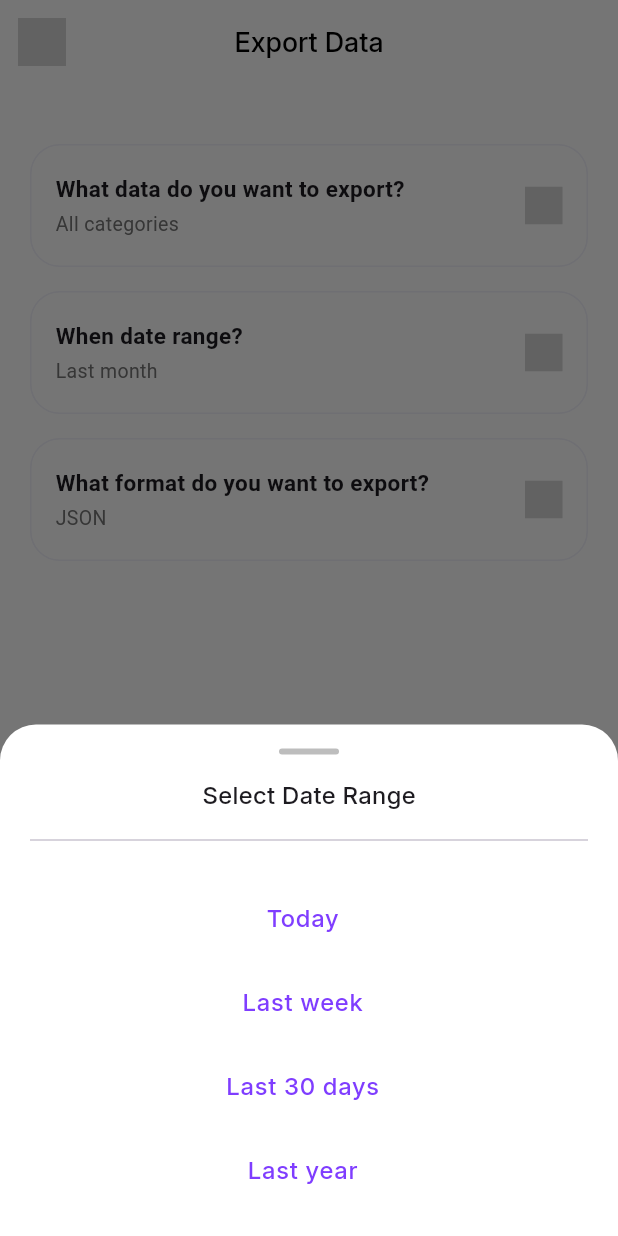
After one commit to AminB-1104/send_snap, a Flutter app: the ExportDataPage screen opened by its route, after a tap on "When date range?", on a phone screen of 412 x 824 dp. The commit adds this screen. Run offline on Flutter 3.47's test engine with Material 3 defaults, Android fonts, the phone set to English and light mode, and no system bars; our stand-ins replace fl_chart, flutter_svg, go_router, hive, hive_flutter, image_picker and 1 more; missing offline and left inert: google_mlkit_text_recognition; accounts and stored records are empty.

Commit message:
added export data page (without functionality) and changed it according to figma design, tried to build the apk but failed

```diff
--- a/lib/Services/hive_service.dart
+++ b/lib/Services/hive_service.dart
@@ -18,6 +18,7 @@ class HiveService {
     Hive.registerAdapter(ExpenseModelAdapter());
     Hive.registerAdapter(CategoryModelAdapter());
     Hive.registerAdapter(ItemsModelAdapter());
+
 
     _expenseBox = await Hive.openBox<ExpenseModel>('expenses');
     _categoryBox = await Hive.openBox<CategoryModel>('categories');
--- a/lib/UI/Components/dashboard_card.dart
+++ b/lib/UI/Components/dashboard_card.dart
@@ -101,7 +101,7 @@ class DashboardCard extends StatelessWidget {
                               ),
                             ),
                             Text(
-                              '\$${income}',
+                              '\$$income',
                               style: const TextStyle(
                                 fontFamily: 'Inter',
                                 color: Colors.white,
--- a/lib/UI/Screens/all_transactions.dart
+++ b/lib/UI/Screens/all_transactions.dart
@@ -490,7 +490,7 @@ class _TransactionsState extends State<Transactions> {
                   borderRadius: BorderRadius.circular(12),
                   child: Image.file(
                     File(expense.imagepath),
-                    height: 150,
+                    height: 400,
                     width: double.infinity,
                     fit: BoxFit.cover,
                   ),
--- /dev/null
+++ b/lib/UI/Screens/export_data.dart
@@ -0,0 +1,424 @@
+import 'package:flutter/material.dart';
+import 'package:flutter_svg/svg.dart';
+import 'package:hive/hive.dart';
+import 'package:send_snap/Data/Models/category_model.dart';
+
+class ExportDataPage extends StatefulWidget {
+  const ExportDataPage({super.key});
+
+  @override
+  State<ExportDataPage> createState() => _ExportDataPageState();
+}
+
+class _ExportDataPageState extends State<ExportDataPage> {
+  String? selectedCategoriesText = 'All categories';
+  String? selectedDateRange = 'Last month';
+  String? selectedFormat = 'JSON';
+
+  late Future<Box<CategoryModel>> _categoryBoxFuture;
+
+  @override
+  void initState() {
+    super.initState();
+    _categoryBoxFuture = _openBox();
+  }
+
+  Future<Box<CategoryModel>> _openBox() async {
+    // if already open, just return it
+    if (Hive.isBoxOpen('categories')) {
+      return Hive.box<CategoryModel>('categories');
+    }
+    return await Hive.openBox<CategoryModel>('categories');
+  }
+
+  @override
+  Widget build(BuildContext context) {
+    return FutureBuilder<Box<CategoryModel>>(
+      future: _categoryBoxFuture,
+      builder: (context, snapshot) {
+        if (!snapshot.hasData) {
+          return const Scaffold(
+            body: Center(child: CircularProgressIndicator()),
+          );
+        }
+        final categoryBox = snapshot.data!;
+        return Scaffold(
+          backgroundColor: Colors.white,
+          appBar: AppBar(
+            centerTitle: true,
+            backgroundColor: Colors.white,
+            leading: Container(
+              padding: const EdgeInsets.all(12),
+              child: SvgPicture.asset(
+                'assets/icons/arrow-left.svg',
+                colorFilter: ColorFilter.mode(Colors.black, BlendMode.srcIn),
+                width: 32,
+                height: 32,
+              ),
+            ),
+            title: const Text(
+              'Export Data',
+              style: TextStyle(
+                fontFamily: 'Inter',
+                fontSize: 18,
+                color: Colors.black,
+                fontWeight: FontWeight.w600,
+              ),
+            ),
+          ),
+          body: Padding(
+            padding: const EdgeInsets.all(20.0),
+            child: Column(
+              crossAxisAlignment: CrossAxisAlignment.start,
+              children: [
+                const SizedBox(height: 20),
+                _buildOptionCard(
+                  title: 'What data do you want to export?',
+                  subtitle: selectedCategoriesText!,
+                  onTap: () => _openCategorySelector(categoryBox),
+                ),
+                const SizedBox(height: 16),
+                _buildOptionCard(
+                  title: 'When date range?',
+                  subtitle: selectedDateRange!,
+                  onTap: _openDateRangeSelector,
+                ),
+                const SizedBox(height: 16),
+                _buildOptionCard(
+                  title: 'What format do you want to export?',
+                  subtitle: selectedFormat!,
+                  onTap: _openFormatSelector,
+                ),
+                const Spacer(),
+                SizedBox(
+                  width: double.infinity,
+                  child: ElevatedButton(
+                    onPressed: null, // export functionality later
+                    style: ElevatedButton.styleFrom(
+                      backgroundColor: Colors.deepPurple,
+                      padding: const EdgeInsets.symmetric(vertical: 16),
+                      shape: RoundedRectangleBorder(
+                        borderRadius: BorderRadius.circular(12),
+                      ),
+                    ),
+                    child: const Text(
+                      'Export Data',
+                      style: TextStyle(color: Colors.white, fontSize: 16),
+                    ),
+                  ),
+                ),
+              ],
+            ),
+          ),
+        );
+      },
+    );
+  }
+
+  Widget _buildOptionCard({
+    required String title,
+    required String subtitle,
+    required VoidCallback onTap,
+  }) {
+    return GestureDetector(
+      onTap: onTap,
+      child: Container(
+        width: double.infinity,
+        padding: const EdgeInsets.symmetric(horizontal: 16, vertical: 18),
+
+        decoration: BoxDecoration(
+          color: Colors.white,
+          borderRadius: BorderRadius.circular(20),
+          border: Border.all(color: Color(0xFFF1F1FA)),
+          // border: Border.all(),
+        ),
+        child: Row(
+          mainAxisAlignment: MainAxisAlignment.spaceBetween,
+          children: [
+            Expanded(
+              child: Column(
+                crossAxisAlignment: CrossAxisAlignment.start,
+                children: [
+                  Text(
+                    title,
+                    style: const TextStyle(
+                      fontWeight: FontWeight.bold,
+                      fontSize: 15,
+                    ),
+                  ),
+                  const SizedBox(height: 4),
+                  Text(
+                    subtitle,
+                    style: TextStyle(color: Colors.grey[600], fontSize: 13),
+                  ),
+                ],
+              ),
+            ),
+            SizedBox(
+              width: 25,
+              height: 25,
+              child: SvgPicture.asset('assets/icons/arrow-down-2.svg'),
+            ),
+          ],
+        ),
+      ),
+    );
+  }
+
+  // --- Category Selector Modal ---
+  void _openCategorySelector(Box<CategoryModel> categoryBox) async {
+    await showModalBottomSheet(
+      context: context,
+      backgroundColor: Colors.white,
+      shape: const RoundedRectangleBorder(
+        borderRadius: BorderRadius.vertical(top: Radius.circular(24)),
+      ),
+      builder: (context) {
+        final categories = categoryBox.values.toList();
+
+        return Padding(
+          padding: EdgeInsets.only(
+            bottom: MediaQuery.of(context).viewInsets.bottom,
+            left: 20,
+            right: 20,
+            top: 16,
+          ),
+          child: Column(
+            mainAxisSize: MainAxisSize.min,
+            children: [
+              // Handle Bar
+              Container(
+                width: 40,
+                height: 4,
+                decoration: BoxDecoration(
+                  color: Colors.grey[400],
+                  borderRadius: BorderRadius.circular(10),
+                ),
+              ),
+              const SizedBox(height: 16),
+              SizedBox(
+                height: 400,
+                child: Column(
+                  children: [
+                    const SizedBox(height: 16),
+                    const Text(
+                      'Select Categories',
+                      style: TextStyle(
+                        fontWeight: FontWeight.w600,
+                        fontSize: 16,
+                      ),
+                    ),
+                    const SizedBox(height: 10),
+                    const Divider(),
+                    const SizedBox(height: 16),
+                    Expanded(
+                      child: ListView(
+                        children: [
+                          ListTile(
+                            leading: Container(
+                              padding: const EdgeInsets.all(8),
+                              width: 40,
+                              height: 40,
+                              decoration: BoxDecoration(
+                                borderRadius: BorderRadius.circular(12),
+                                color: Color(
+                                  0xFF2CFF05,
+                                ).withValues(alpha: 0.15),
+                              ),
+                              child: SvgPicture.asset(
+                                'assets/icons/add.svg',
+                                colorFilter: ColorFilter.mode(
+                                  Colors.green,
+                                  BlendMode.srcIn,
+                                ),
+                              ),
+                            ),
+                            title: const Text(
+                              'All Categories',
+                              style: TextStyle(
+                                color: Colors.green,
+                                fontFamily: 'Inter',
+                                fontSize: 16,
+                                fontWeight: FontWeight.w500,
+                              ),
+                            ),
+                            onTap: () {
+                              setState(
+                                () => selectedCategoriesText = 'All categories',
+                              );
+                              Navigator.pop(context);
+                            },
+                          ),
+                          for (final cat in categories)
+                            ListTile(
+                              leading: Container(
+                                padding: const EdgeInsets.all(8),
+                                width: 40,
+                                height: 40,
+                                decoration: BoxDecoration(
+                                  borderRadius: BorderRadius.circular(12),
+                                  color: cat.color.withValues(alpha: 0.15),
+                                ),
+                                child: SvgPicture.asset(
+                                  cat.iconsvg,
+                                  colorFilter: ColorFilter.mode(
+                                    cat.color,
+                                    BlendMode.srcIn,
+                                  ),
+                                ),
+                              ),
+                              title: Text(
+                                cat.name,
+                                style: TextStyle(
+                                  color: cat.color,
+                                  fontFamily: 'Inter',
+                                  fontSize: 16,
+                                  fontWeight: FontWeight.w500,
+                                ),
+                              ),
+                              onTap: () {
+                                setState(
+                                  () => selectedCategoriesText = cat.name,
+                                );
+                                Navigator.pop(context);
+                              },
+                            ),
+                        ],
+                      ),
+                    ),
+                  ],
+                ),
+              ),
+            ],
+          ),
+        );
+      },
+    );
+  }
+
+  // --- Date Range Selector Modal ---
+  void _openDateRangeSelector() async {
+    await showModalBottomSheet(
+      context: context,
+      backgroundColor: Colors.white,
+      shape: const RoundedRectangleBorder(
+        borderRadius: BorderRadius.vertical(top: Radius.circular(24)),
+      ),
+      builder: (context) {
+        return Padding(
+          padding: EdgeInsets.only(
+            bottom: MediaQuery.of(context).viewInsets.bottom,
+            left: 20,
+            right: 20,
+            top: 16,
+          ),
+          child: Column(
+            mainAxisSize: MainAxisSize.min,
+            children: [
+              // Handle Bar
+              Container(
+                width: 40,
+                height: 4,
+                decoration: BoxDecoration(
+                  color: Colors.grey[400],
+                  borderRadius: BorderRadius.circular(10),
+                ),
+              ),
+              const SizedBox(height: 16),
+              const Text(
+                'Select Date Range',
+                style: TextStyle(
+                  fontFamily: 'Inter',
+                  fontWeight: FontWeight.w600,
+                  fontSize: 16,
+                ),
+              ),
+              const SizedBox(height: 10),
+              const Divider(),
+              const SizedBox(height: 16),
+              _dateOption('Today'),
+              _dateOption('Last week'),
+              _dateOption('Last 30 days'),
+              _dateOption('Last year'),
+              const SizedBox(height: 16),
+            ],
+          ),
+        );
+      },
+    );
+  }
+
+  Widget _dateOption(String label) {
+    return ListTile(
+      title: Text(
+        label,
+        textAlign: TextAlign.center,
+        style: TextStyle(
+          color: Color(0xff7F3DFF),
+          fontFamily: 'Inter',
+          fontSize: 16,
+          fontWeight: FontWeight.w500,
+        ),
+      ),
+      onTap: () {
+        setState(() => selectedDateRange = label);
+        Navigator.pop(context);
+      },
+    );
+  }
+
+  // --- Format Selector Modal ---
+  void _openFormatSelector() async {
+    await showModalBottomSheet(
+      context: context,
+      backgroundColor: Colors.white,
+      shape: const RoundedRectangleBorder(
+        borderRadius: BorderRadius.vertical(top: Radius.circular(24)),
+      ),
+      builder: (context) {
+        return Padding(
+          padding: EdgeInsets.only(
+            bottom: MediaQuery.of(context).viewInsets.bottom,
+            left: 20,
+            right: 20,
+            top: 16,
+          ),
+          child: Column(
+            mainAxisSize: MainAxisSize.min,
+            children: [
+              // Handle Bar
+              Container(
+                width: 40,
+                height: 4,
+                decoration: BoxDecoration(
+                  color: Colors.grey[400],
+                  borderRadius: BorderRadius.circular(10),
+                ),
+              ),
+              const SizedBox(height: 16),
+              const Text(
+                'Select Export Format',
+                style: TextStyle(
+                  fontFamily: 'Inter',
+                  fontWeight: FontWeight.w600,
+                  fontSize: 16,
+                ),
+              ),
+              const SizedBox(height: 10),
+              const Divider(),
+              const SizedBox(height: 16),
+              ListTile(
+                title: const Text('JSON'),
+                onTap: () {
+                  setState(() => selectedFormat = 'JSON');
+                  Navigator.pop(context);
+                },
+              ),
+              const SizedBox(height: 16),
+            ],
+          ),
+        );
+      },
+    );
+  }
+}
--- a/lib/UI/Screens/home_page.dart
+++ b/lib/UI/Screens/home_page.dart
@@ -26,7 +26,7 @@ class HomePage extends StatefulWidget {
 class _HomePageState extends State<HomePage> {
   CategoryModel? selectedCategory;
   int selectedMonth = DateTime.now().month;
-  String selectedFilter = 'Today'; // default selected chip
+  String selectedFilter = 'Today'; //default filter
 
   void _onMonthChanged(int month) {
     setState(() => selectedMonth = month);
@@ -130,12 +130,12 @@ class _HomePageState extends State<HomePage> {
               animSpeedFactor: 3,
               child: CustomScrollView(
                 slivers: [
-                  // --- DASHBOARD CARD ---
+                  // DASHBOARD CARD
                   SliverToBoxAdapter(
                     child: DashboardCard(expenses: allExpenses),
                   ),
 
-                  // --- EXPENSE LINE CHART ---
+                  // EXPENSE LINE CHART
                   SliverToBoxAdapter(
                     child: ExpenseLineChart(
                       expenses: allExpenses, // pass ALL expenses
@@ -144,7 +144,7 @@ class _HomePageState extends State<HomePage> {
                   ),
                   SliverToBoxAdapter(child: const SizedBox(height: 40)),
 
-                  // --- FILTER SELECTOR (chips) ---
+                  // FILTER SELECTOR (chips)
                   SliverToBoxAdapter(
                     child: SizedBox(
                       height: 60,
@@ -155,7 +155,7 @@ class _HomePageState extends State<HomePage> {
                     ),
                   ),
 
-                  // --- RECENT TRANSACTIONS TITLE ---
+                  // RECENT TRANSACTIONS TITLE
                   SliverToBoxAdapter(
                     child: Padding(
                       padding: const EdgeInsets.symmetric(
--- a/lib/UI/Screens/profile.dart
+++ b/lib/UI/Screens/profile.dart
@@ -42,13 +42,15 @@ class ProfilePage extends StatelessWidget {
             padding: const EdgeInsets.symmetric(horizontal: 20, vertical: 24),
             child: Column(
               children: [
-                // Profile avatar + name + email
+                // Profile avatar
                 CircleAvatar(
                   radius: 48,
                   backgroundColor: purple.withValues(alpha: 0.1),
                   backgroundImage: const AssetImage('assets/images/avatar.png'),
                 ),
                 const SizedBox(height: 12),
+
+                // name
                 const Text(
                   'John Doe',
                   style: TextStyle(
@@ -59,6 +61,8 @@ class ProfilePage extends StatelessWidget {
                   ),
                 ),
                 const SizedBox(height: 4),
+
+                //email
                 Text(
                   'johndoe@example.com',
                   style: TextStyle(
@@ -70,7 +74,7 @@ class ProfilePage extends StatelessWidget {
                 ),
                 const SizedBox(height: 32),
 
-                // Section: Account Settings
+                // buttons
                 const SizedBox(height: 20),
                 _buildListTile(
                   icon: 'assets/icons/settings.svg',
@@ -84,22 +88,19 @@ class ProfilePage extends StatelessWidget {
                   onTap: () {},
                 ),
 
-                // const SizedBox(height: 32),
-
-                // Section: Support
                 const SizedBox(height: 20),
                 _buildListTile(
                   icon: 'assets/icons/upload.svg',
                   label: 'Export Data',
-                  onTap: () {},
+                  onTap: () {
+                    context.pushNamed('/export');
+                  },
                 ),
                 const SizedBox(height: 20),
                 _buildListTile(
                   icon: 'assets/icons/logout.svg',
                   label: 'Log Out',
-                  onTap: () {
-                    // log out logic
-                  },
+                  onTap: () {},
                 ),
 
                 const SizedBox(height: 40),
@@ -153,7 +154,7 @@ class ProfilePage extends StatelessWidget {
             Container(
               height: 50,
               width: 50,
-              padding: const EdgeInsets.all(13 ),
+              padding: const EdgeInsets.all(13),
               decoration: BoxDecoration(
                 color: Color(0xffEEE5FF),
                 borderRadius: BorderRadius.circular(16),
--- a/lib/main.dart
+++ b/lib/main.dart
@@ -4,6 +4,7 @@ import 'package:send_snap/Services/hive_service.dart';
 import 'package:send_snap/UI/Screens/add_expenses.dart';
 import 'package:send_snap/UI/Screens/all_transactions.dart';
 import 'package:send_snap/UI/Screens/budget.dart';
+import 'package:send_snap/UI/Screens/export_data.dart';
 import 'package:send_snap/UI/Screens/home_page.dart';
 import 'package:send_snap/UI/Screens/profile.dart';
 import 'package:send_snap/UI/Screens/splash_screen.dart';
@@ -46,20 +47,6 @@ final GoRouter _router = GoRouter(
         return const HomePage();
       },
     ),
-    // GoRoute(
-    //   name: '/imagegallery',
-    //   path: '/imagegallery',
-    //   builder: (BuildContext context, GoRouterState state) {
-    //     return const ImagePickerGallery();
-    //   },
-    // ),
-    // GoRoute(
-    //   name: '/imagecamera',
-    //   path: '/imagecamera',
-    //   builder: (BuildContext context, GoRouterState state) {
-    //     return const ImagePickerCamera();
-    //   },
-    // ),
     GoRoute(
       name: '/transactions',
       path: '/transactions',
@@ -88,5 +75,12 @@ final GoRouter _router = GoRouter(
         return const ProfilePage();
       },
     ),
+    GoRoute(
+      name: '/export',
+      path: '/export',
+      builder: (BuildContext context, GoRouterState state) {
+        return const ExportDataPage();
+      },
+    ),
   ],
 );
```
Also changed, not shown: lib/UI/Screens/add_expenses.dart (+11 -4 lines), lib/UI/Screens/splash_screen.dart (+4 -121 lines), assets/icons/all-category.svg (added), 2 other files.
